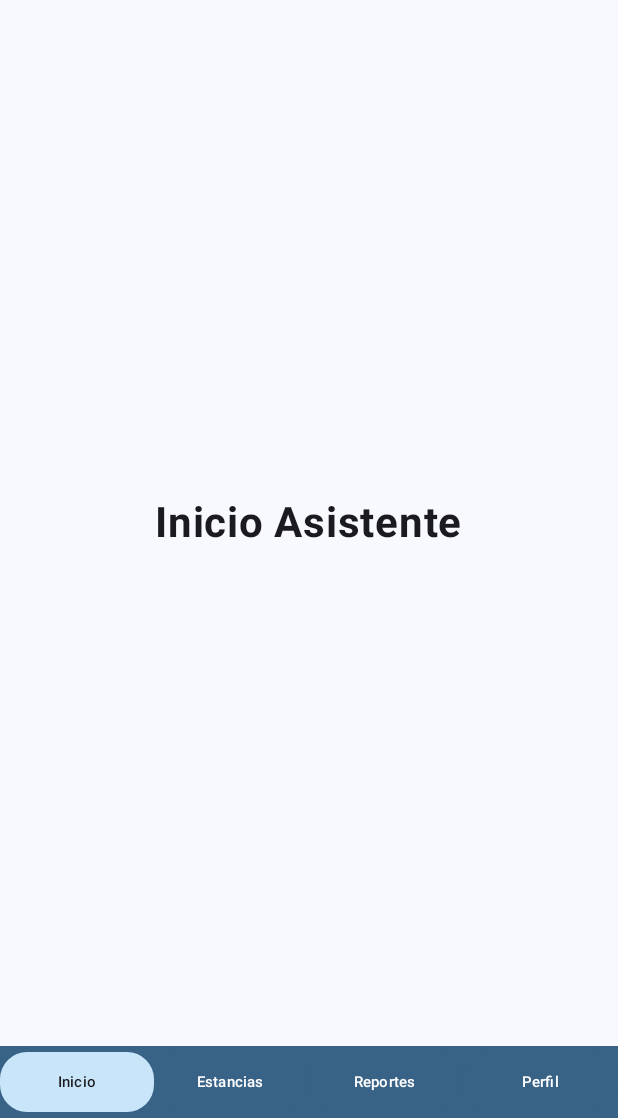
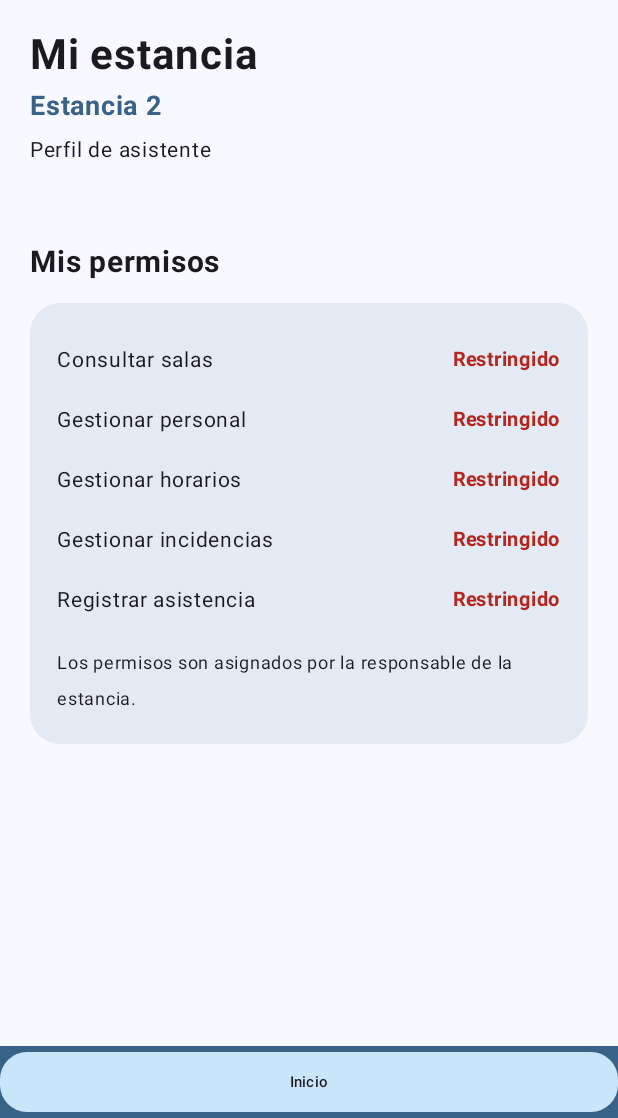
Before and after one commit to adriaann96/StaffNest, an Android app built with Jetpack Compose: the asistente screen opened through its navigation route, on a phone screen of 412 x 824 dp, the part 118-1236 px from its top. Run offline under Robolectric (Android 15) with nearby library versions, the phone set to English and light mode, and no system bars.

Commit message:
Agrega pantallas de asistente con permisos hardcode

```diff
--- a/app/src/main/java/navigation/Rutas.kt
+++ b/app/src/main/java/navigation/Rutas.kt
@@ -41,8 +41,10 @@ sealed class RutaResponsable(val ruta: String) {
 }
 
 sealed class RutaAsistente(val ruta: String) {
-    object Inicio : RutaAsistente("inicio")
-    object Estancias : RutaAsistente("estancias")
-    object Reportes : RutaAsistente("reportes")
-    object Perfil : RutaAsistente("perfil")
+    object Inicio : RutaAsistente("asistente_inicio")
+    object Personal : RutaAsistente("asistente_personal")
+    object Horarios : RutaAsistente("asistente_horarios")
+    object Incidencias : RutaAsistente("asistente_incidencias")
+    object Asistencia : RutaAsistente("asistente_asistencia")
+    object DetalleSala : RutaAsistente("asistente_detalle_sala/{salaId}")
 }
--- a/app/src/main/java/screens/AsistenteScreen.kt
+++ b/app/src/main/java/screens/AsistenteScreen.kt
@@ -2,10 +2,13 @@ package com.example.staffnest.screens
 
 import androidx.compose.foundation.background
 import androidx.compose.foundation.layout.Row
+import androidx.compose.foundation.layout.fillMaxSize
 import androidx.compose.foundation.layout.fillMaxWidth
 import androidx.compose.foundation.layout.padding
+import androidx.compose.material3.MaterialTheme
 import androidx.compose.material3.Scaffold
 import androidx.compose.runtime.Composable
+import androidx.compose.runtime.getValue
 import androidx.compose.ui.Modifier
 import androidx.navigation.compose.NavHost
 import androidx.navigation.compose.composable
@@ -13,15 +16,26 @@ import androidx.navigation.compose.currentBackStackEntryAsState
 import androidx.navigation.compose.rememberNavController
 import com.example.staffnest.components.barrasuperior
 import com.example.staffnest.components.botonmenu
+import com.example.staffnest.model.listaEstanciasPresidencia
 import com.example.staffnest.navigation.RutaAsistente
-import androidx.compose.material3.MaterialTheme
+
 @Composable
 fun asistente(
     cerrarsesion: () -> Unit
 ) {
     val nav = rememberNavController()
-    val entrada = nav.currentBackStackEntryAsState()
-    val actual = entrada.value?.destination?.route
+
+    val entrada by nav.currentBackStackEntryAsState()
+
+    val actual = entrada?.destination?.route
+
+    // Permisos hardcodeados
+    // Cambiar dinámicamente con el responsable en el próximo avance
+    val verSalas = false
+    val gestionarPersonal = false
+    val gestionarHorarios = false
+    val gestionarIncidencias = false
+    val registrarAsistencia = false
 
     Scaffold(
         topBar = {
@@ -29,12 +43,16 @@ fun asistente(
                 cerrarsesion = cerrarsesion
             )
         },
+
         bottomBar = {
             Row(
                 modifier = Modifier
                     .fillMaxWidth()
-                    .background(MaterialTheme.colorScheme.primary)
+                    .background(
+                        MaterialTheme.colorScheme.primary
+                    )
             ) {
+
                 botonmenu(
                     texto = "Inicio",
                     activo = actual == RutaAsistente.Inicio.ruta,
@@ -44,64 +62,160 @@ fun asistente(
                         RutaAsistente.Inicio.ruta
                     )
                 }
+
+                if (gestionarPersonal) {
                     botonmenu(
-                    texto = "Estancias",
-                    activo = actual == RutaAsistente.Estancias.ruta,
+                        texto = "Personal",
+                        activo = actual == RutaAsistente.Personal.ruta,
                         modifier = Modifier.weight(1f)
                     ) {
                         nav.navigate(
-                        RutaAsistente.Estancias.ruta
+                            RutaAsistente.Personal.ruta
                         )
                     }
+                }
+
+                if (gestionarHorarios) {
                     botonmenu(
-                    texto = "Reportes",
-                    activo = actual == RutaAsistente.Reportes.ruta,
+                        texto = "Horarios",
+                        activo = actual == RutaAsistente.Horarios.ruta,
                         modifier = Modifier.weight(1f)
                     ) {
                         nav.navigate(
-                        RutaAsistente.Reportes.ruta
+                            RutaAsistente.Horarios.ruta
                         )
                     }
+                }
+
+                if (gestionarIncidencias) {
                     botonmenu(
-                    texto = "Perfil",
-                    activo = actual == RutaAsistente.Perfil.ruta,
+                        texto = "Incidencias",
+                        activo = actual == RutaAsistente.Incidencias.ruta,
                         modifier = Modifier.weight(1f)
                     ) {
                         nav.navigate(
-                        RutaAsistente.Perfil.ruta
+                            RutaAsistente.Incidencias.ruta
                         )
                     }
                 }
             }
+        }
 
-    ) { espacio ->
+    ) { paddingValues ->
+
         NavHost(
             navController = nav,
+
             startDestination = RutaAsistente.Inicio.ruta,
+
             modifier = Modifier
-                .background(MaterialTheme.colorScheme.background)
-                .padding(espacio)
+                .fillMaxSize()
+                .padding(paddingValues)
         ) {
+
             composable(
                 RutaAsistente.Inicio.ruta
             ) {
-                pantallavacia("Inicio Asistente")
+                inicioasistente(
+                    verSalas = verSalas,
+                    gestionarPersonal = gestionarPersonal,
+                    gestionarHorarios = gestionarHorarios,
+                    gestionarIncidencias = gestionarIncidencias,
+                    puedeRegistrarAsistencia = registrarAsistencia,
+
+                    registrarAsistencia = {
+                        nav.navigate(
+                            RutaAsistente.Asistencia.ruta
+                        )
+                    },
+
+                    verSala = { salaId ->
+                        nav.navigate(
+                            "asistente_detalle_sala/$salaId"
+                        )
                     }
+                )
+            }
+
             composable(
-                RutaAsistente.Estancias.ruta
+                RutaAsistente.Personal.ruta
             ) {
-                pantallavacia("Estancias")
+                if (gestionarPersonal) {
+                    personalresponsable()
+                } else {
+                    pantallavacia("Acceso no autorizado")
                 }
+            }
+
             composable(
-                RutaAsistente.Reportes.ruta
+                RutaAsistente.Horarios.ruta
             ) {
-                pantallavacia("Reportes")
+                if (gestionarHorarios) {
+                    horariosresponsable()
+                } else {
+                    pantallavacia("Acceso no autorizado")
                 }
+            }
+
             composable(
-                RutaAsistente.Perfil.ruta
+                RutaAsistente.Incidencias.ruta
             ) {
-                pantallavacia("Perfil")
+                if (gestionarIncidencias) {
+                    incidenciasresponsable()
+                } else {
+                    pantallavacia("Acceso no autorizado")
+                }
+            }
+
+            composable(
+                RutaAsistente.Asistencia.ruta
+            ) {
+                if (registrarAsistencia) {
+                    asistenciaresponsable(
+                        regresar = {
+                            nav.popBackStack()
+                        }
+                    )
+                } else {
+                    pantallavacia("Acceso no autorizado")
+                }
+            }
+
+            composable(
+                RutaAsistente.DetalleSala.ruta
+            ) { backStackEntry ->
+
+                if (verSalas) {
+
+                    val salaId =
+                        backStackEntry
+                            .arguments
+                            ?.getString("salaId")
+                            ?.toIntOrNull()
+
+                    val estancia =
+                        listaEstanciasPresidencia.first {
+                            it.id == 2
+                        }
+
+                    val sala =
+                        estancia.salas.firstOrNull {
+                            it.id == salaId
+                        }
+
+                    if (sala != null) {
+                        detallesala(
+                            sala = sala,
+                            regresar = {
+                                nav.popBackStack()
+                            }
+                        )
+                    }
+
+                } else {
+                    pantallavacia("Acceso no autorizado")
                 }
             }
         }
     }
+}
--- /dev/null
+++ b/app/src/main/java/screens/InicioAsistenteScreen.kt
@@ -0,0 +1,347 @@
+
+package com.example.staffnest.screens
+
+import androidx.compose.foundation.background
+import androidx.compose.foundation.layout.Column
+import androidx.compose.foundation.layout.Row
+import androidx.compose.foundation.layout.Spacer
+import androidx.compose.foundation.layout.fillMaxSize
+import androidx.compose.foundation.layout.fillMaxWidth
+import androidx.compose.foundation.layout.height
+import androidx.compose.foundation.layout.padding
+import androidx.compose.foundation.rememberScrollState
+import androidx.compose.foundation.shape.RoundedCornerShape
+import androidx.compose.foundation.verticalScroll
+import androidx.compose.material3.Button
+import androidx.compose.material3.Card
+import androidx.compose.material3.CardDefaults
+import androidx.compose.material3.MaterialTheme
+import androidx.compose.material3.Text
+import androidx.compose.runtime.Composable
+import androidx.compose.ui.Modifier
+import androidx.compose.ui.text.font.FontWeight
+import androidx.compose.ui.unit.dp
+import androidx.compose.ui.unit.sp
+import com.example.staffnest.model.listaEstanciasPresidencia
+
+@Composable
+fun inicioasistente(
+    verSalas: Boolean,
+    gestionarPersonal: Boolean,
+    gestionarHorarios: Boolean,
+    gestionarIncidencias: Boolean,
+    puedeRegistrarAsistencia: Boolean,
+    registrarAsistencia: () -> Unit,
+    verSala: (Int) -> Unit
+) {
+
+    // Estancia hardcodeada, dinamizar con próximo avance.
+
+    val estancia =
+        listaEstanciasPresidencia.first {
+            it.id == 2
+        }
+
+    // Dato temporal.
+    val empleadosPresentes = 26
+
+    Column(
+        modifier = Modifier
+            .fillMaxSize()
+            .background(
+                MaterialTheme.colorScheme.background
+            )
+            .verticalScroll(
+                rememberScrollState()
+            )
+            .padding(20.dp)
+    ) {
+
+        Text(
+            text = "Mi estancia",
+            fontSize = 28.sp,
+            fontWeight = FontWeight.Bold,
+            color = MaterialTheme.colorScheme.onBackground
+        )
+
+        Spacer(
+            modifier = Modifier.height(5.dp)
+        )
+
+        Text(
+            text = estancia.nombre,
+            fontSize = 18.sp,
+            fontWeight = FontWeight.Bold,
+            color = MaterialTheme.colorScheme.primary
+        )
+
+        Spacer(
+            modifier = Modifier.height(5.dp)
+        )
+
+        Text(
+            text = "Perfil de asistente",
+            fontSize = 14.sp,
+            color = MaterialTheme.colorScheme.onBackground
+        )
+
+        Spacer(
+            modifier = Modifier.height(25.dp)
+        )
+
+        if (
+            gestionarPersonal ||
+            puedeRegistrarAsistencia ||
+            gestionarIncidencias ||
+            verSalas
+        ) {
+
+            Text(
+                text = "Resumen de mi estancia",
+                fontSize = 20.sp,
+                fontWeight = FontWeight.Bold,
+                color = MaterialTheme.colorScheme.onBackground
+            )
+
+            Spacer(
+                modifier = Modifier.height(15.dp)
+            )
+
+            if (
+                gestionarPersonal ||
+                puedeRegistrarAsistencia
+            ) {
+
+                Row(
+                    modifier = Modifier.fillMaxWidth()
+                ) {
+
+                    if (gestionarPersonal) {
+                        tarjetaresumenresponsable(
+                            numero = estancia.empleados.toString(),
+                            texto = "Empleados\nprogramados",
+                            modifier = Modifier
+                                .weight(1f)
+                                .padding(end = 6.dp)
+                        )
+                    }
+
+                    if (puedeRegistrarAsistencia) {
+                        tarjetaresumenresponsable(
+                            numero = empleadosPresentes.toString(),
+                            texto = "Presentes\nhoy",
+                            modifier = Modifier
+                                .weight(1f)
+                                .padding(start = 6.dp)
+                        )
+                    }
+                }
+
+                Spacer(
+                    modifier = Modifier.height(12.dp)
+                )
+            }
+
+            if (gestionarIncidencias || verSalas) {
+
+                Row(
+                    modifier = Modifier.fillMaxWidth()
+                ) {
+
+                    if (gestionarIncidencias) {
+                        tarjetaresumenresponsable(
+                            numero = estancia.incidenciasHoy.toString(),
+                            texto = "Incidencias\nhoy",
+                            modifier = Modifier
+                                .weight(1f)
+                                .padding(end = 6.dp)
+                        )
+                    }
+
+                    if (verSalas) {
+                        tarjetaresumenresponsable(
+                            numero = estancia.salasConAlerta.toString(),
+                            texto = "Salas con\nalerta",
+                            modifier = Modifier
+                                .weight(1f)
+                                .padding(start = 6.dp)
+                        )
+                    }
+                }
+            }
+        }
+
+        if (puedeRegistrarAsistencia) {
+
+            Spacer(
+                modifier = Modifier.height(25.dp)
+            )
+
+            Button(
+                onClick = {
+                    registrarAsistencia()
+                },
+
+                modifier = Modifier.fillMaxWidth(),
+
+                shape = RoundedCornerShape(18.dp)
+            ) {
+
+                Text(
+                    text = "Registrar asistencia",
+                    fontSize = 16.sp,
+                    fontWeight = FontWeight.Bold
+                )
+            }
+        }
+
+        if (verSalas) {
+
+            Spacer(
+                modifier = Modifier.height(30.dp)
+            )
+
+            Text(
+                text = "Estado de salas",
+                fontSize = 20.sp,
+                fontWeight = FontWeight.Bold,
+                color = MaterialTheme.colorScheme.onBackground
+            )
+
+            Spacer(
+                modifier = Modifier.height(15.dp)
+            )
+
+            estancia.salas.forEach { sala ->
+
+                tarjetasalaresponsable(
+                    nombre = sala.nombre,
+
+                    actual = sala.personalActual,
+
+                    requerido = sala.personalRequerido,
+
+                    accion = {
+                        verSala(sala.id)
+                    }
+                )
+
+                Spacer(
+                    modifier = Modifier.height(10.dp)
+                )
+            }
+        }
+
+        Spacer(
+            modifier = Modifier.height(25.dp)
+        )
+
+        Text(
+            text = "Mis permisos",
+            fontSize = 20.sp,
+            fontWeight = FontWeight.Bold,
+            color = MaterialTheme.colorScheme.onBackground
+        )
+
+        Spacer(
+            modifier = Modifier.height(15.dp)
+        )
+
+        Card(
+            modifier = Modifier.fillMaxWidth(),
+
+            shape = RoundedCornerShape(20.dp),
+
+            colors = CardDefaults.cardColors(
+                containerColor =
+                    MaterialTheme.colorScheme.primary.copy(
+                        alpha = 0.10f
+                    )
+            )
+        ) {
+
+            Column(
+                modifier = Modifier.padding(18.dp)
+            ) {
+
+                permisosasistente(
+                    texto = "Consultar salas",
+                    autorizado = verSalas
+                )
+
+                permisosasistente(
+                    texto = "Gestionar personal",
+                    autorizado = gestionarPersonal
+                )
+
+                permisosasistente(
+                    texto = "Gestionar horarios",
+                    autorizado = gestionarHorarios
+                )
+
+                permisosasistente(
+                    texto = "Gestionar incidencias",
+                    autorizado = gestionarIncidencias
+                )
+
+                permisosasistente(
+                    texto = "Registrar asistencia",
+                    autorizado = puedeRegistrarAsistencia
+                )
+
+                Spacer(
+                    modifier = Modifier.height(10.dp)
+                )
+
+                Text(
+                    text = "Los permisos son asignados por la responsable de la estancia.",
+                    fontSize = 12.sp,
+                    color = MaterialTheme.colorScheme.onBackground
+                )
+            }
+        }
+
+        Spacer(
+            modifier = Modifier.height(100.dp)
+        )
+    }
+}
+
+@Composable
+fun permisosasistente(
+    texto: String,
+    autorizado: Boolean
+) {
+
+    Row(
+        modifier = Modifier
+            .fillMaxWidth()
+            .padding(vertical = 8.dp)
+    ) {
+
+        Text(
+            text = texto,
+            fontSize = 14.sp,
+            modifier = Modifier.weight(1f),
+            color = MaterialTheme.colorScheme.onBackground
+        )
+
+        Text(
+            text = if (autorizado) {
+                "Autorizado"
+            } else {
+                "Restringido"
+            },
+
+            fontSize = 13.sp,
+
+            fontWeight = FontWeight.Bold,
+
+            color = if (autorizado) {
+                MaterialTheme.colorScheme.primary
+            } else {
+                MaterialTheme.colorScheme.error
+            }
+        )
+    }
+}
```
Lines whose indentation alone changed are shown as unchanged.
